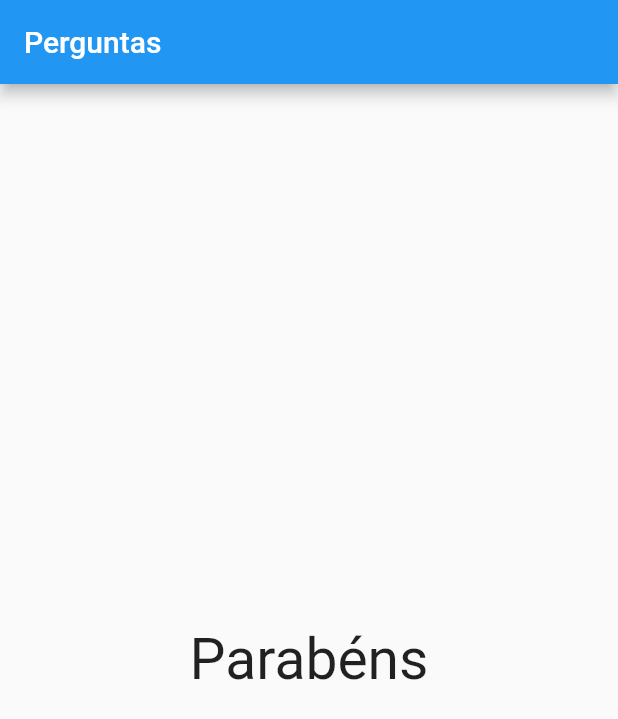
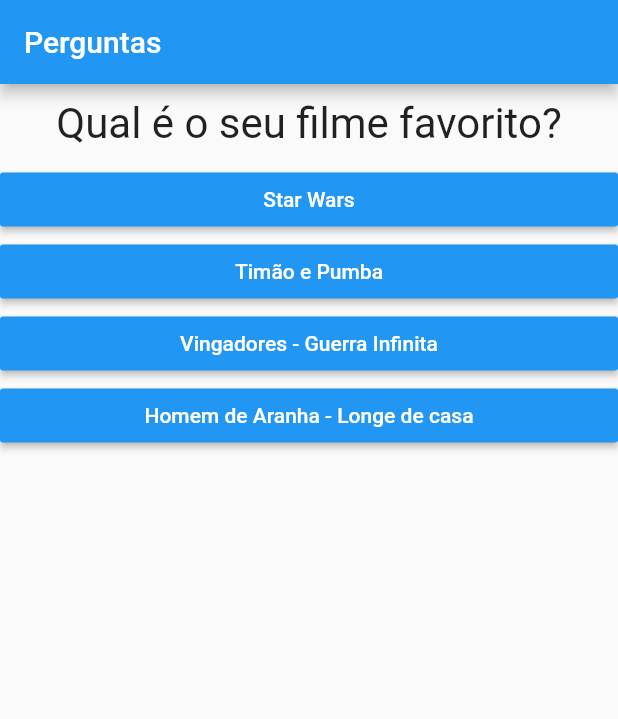
Before and after one commit to rogerio-dalvi/curso_flutter, a Flutter app: the screen it shows after launch, after a tap on "Preto", after a tap on "Cobra", after a tap on "Leo", on a phone screen of 412 x 824 dp. Shown: the top 719 px of the screen. Run offline on Flutter 3.47's test engine with Material 2 defaults, Android fonts, the phone set to English and light mode, and no system bars.

Commit message:
Ate aula 64

```diff
--- a/lib/main.dart
+++ b/lib/main.dart
@@ -1,28 +1,58 @@
 import 'package:flutter/material.dart';
-import './questao.dart';
-import './resposta.dart';
+import './questionario.dart';
 import './resultado.dart';
 
 main() => runApp(PerguntaApp());
 
 class _PerguntaAppState extends State<PerguntaApp> {
   var _perguntaSelecionada = 0;
+  var _pontuacaoTotal = 0;
+
   final List<Map<String, Object>> _perguntas = const [
     {
       'texto': 'Qual é a sua cor favorita?',
-      'respostas': ['Preto', 'Vermelho', 'Verde', 'Azul', 'Branco']
+      'respostas': [
+        {'texto': 'Preto', 'pontuacao': 10},
+        {'texto': 'Vermelho', 'pontuacao': 7},
+        {'texto': 'Verde', 'pontuacao': 5},
+        {'texto': 'Azul', 'pontuacao': 3},
+        {'texto': 'Branco', 'pontuacao': 1},
+      ]
     },
     {
       'texto': 'Qual é o seu animal favorito?',
-      'respostas': ['Coelho', 'Cobra', 'Elefante', 'Leão']
+      'respostas': [
+        {'texto': 'Coelho', 'pontuacao': 10},
+        {'texto': 'Cobra', 'pontuacao': 5},
+        {'texto': 'Elefante', 'pontuacao': 3},
+        {'texto': 'Leão', 'pontuacao': 1},
+      ]
     },
     {
       'texto': 'Qual é o seu instrutor favorito?',
-      'respostas': ['Maria', 'João', 'Leo', 'Pedro']
-    }
+      'respostas': [
+        {'texto': 'Maria', 'pontuacao': 10},
+        {'texto': 'João', 'pontuacao': 5},
+        {'texto': 'Leo', 'pontuacao': 3},
+        {'texto': 'Pedro', 'pontuacao': 1},
+      ],
+    },
+    {
+      'texto': 'Qual é o seu filme favorito?',
+      'respostas': [
+        {'texto': 'Star Wars', 'pontuacao': 10},
+        {'texto': 'Timão e Pumba', 'pontuacao': 5},
+        {'texto': 'Vingadores - Guerra Infinita', 'pontuacao': 3},
+        {'texto': 'Homem de Aranha - Longe de casa', 'pontuacao': 1},
+      ]
+    },
   ];
 
-  void _responder() {
+  bool get temPerguntaSelecionada {
+    return _perguntaSelecionada < _perguntas.length;
+  }
+
+  void _responder(int pontuacao) {
     if (temPerguntaSelecionada)
       print("Pergunta: ${_perguntas[_perguntaSelecionada]['texto']}");
     // print("Reposta: ${_perguntas[_perguntaSelecionada]['texto']}");
@@ -30,31 +60,32 @@ class _PerguntaAppState extends State<PerguntaApp> {
     if (temPerguntaSelecionada) {
       setState(() {
         _perguntaSelecionada++;
+        _pontuacaoTotal += pontuacao;
       });
     }
+
+    print('Pontuacao Recebida: $pontuacao - Pontuacao Total: $_pontuacaoTotal');
   }
 
-  bool get temPerguntaSelecionada {
-    return _perguntaSelecionada < _perguntas.length;
+  void _reiniciarQuestionario() {
+    setState(() {
+      _perguntaSelecionada = 0;
+      _pontuacaoTotal = 0;
+    });
   }
 
   @override
   Widget build(BuildContext context) {
-    List<String> respostas = temPerguntaSelecionada
-        ? _perguntas[_perguntaSelecionada]['respostas']
-        : null;
-
     return MaterialApp(
       home: Scaffold(
         appBar: AppBar(title: Text("Perguntas")),
         body: temPerguntaSelecionada
-            ? Column(
-                children: <Widget>[
-                  Questao(_perguntas[_perguntaSelecionada]['texto']),
-                  ...respostas.map((e) => Resposta(e, _responder)).toList(),
-                ],
+            ? Questionario(
+                perguntas: _perguntas,
+                perguntaSelecionada: _perguntaSelecionada,
+                quantoResponder: _responder,
               )
-            : Resultado(),
+            : Resultado(_pontuacaoTotal, _reiniciarQuestionario),
       ),
     );
   }
--- /dev/null
+++ b/lib/questionario.dart
@@ -0,0 +1,36 @@
+import 'package:flutter/material.dart';
+import './questao.dart';
+import './resposta.dart';
+
+class Questionario extends StatelessWidget {
+  final List<Map<String, Object>> perguntas;
+  final int perguntaSelecionada;
+  final void Function(int) quantoResponder;
+
+  Questionario({
+    @required this.perguntas,
+    @required this.perguntaSelecionada,
+    @required this.quantoResponder,
+  });
+
+  bool get temPerguntaSelecionada {
+    return perguntaSelecionada < perguntas.length;
+  }
+
+  @override
+  Widget build(BuildContext context) {
+    List<Map<String, Object>> respostas = temPerguntaSelecionada
+        ? perguntas[perguntaSelecionada]['respostas']
+        : null;
+
+    return Column(
+      children: <Widget>[
+        Questao(perguntas[perguntaSelecionada]['texto']),
+        ...respostas.map((resp) {
+          return Resposta(
+              resp['texto'], () => quantoResponder(resp['pontuacao']));
+        }).toList(),
+      ],
+    );
+  }
+}
```
Also changed, not shown: lib/resultado.dart (+35 -5 lines).
